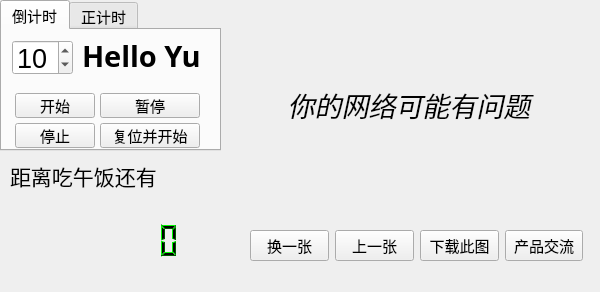
Qt form TimerXdd2/Timer2_2.ui (xdd1997/PythonXdd) before a commit.
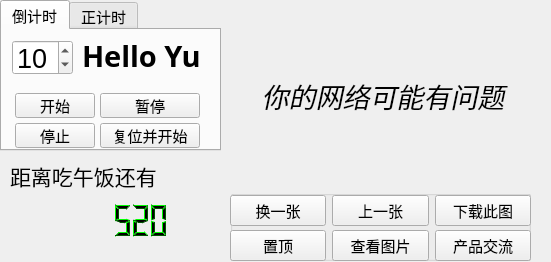
The same form after that commit.

Commit message: 添加置顶，显示照片功能 待开发上一张，激活功能

What changed in the file:
```diff
--- a/TimerXdd2/Timer2_2.ui
+++ b/TimerXdd2/Timer2_2.ui
@@ -6,8 +6,8 @@
    <rect>
     <x>0</x>
     <y>0</y>
-    <width>600</width>
-    <height>292</height>
+    <width>551</width>
+    <height>262</height>
    </rect>
   </property>
   <property name="font">
@@ -227,8 +227,8 @@
   <widget class="QLabel" name="label_img">
    <property name="geometry">
     <rect>
-     <x>229</x>
-     <y>-1</y>
+     <x>203</x>
+     <y>-10</y>
      <width>360</width>
      <height>211</height>
     </rect>
@@ -287,46 +287,6 @@
     <set>Qt::AlignCenter</set>
    </property>
   </widget>
-  <widget class="QWidget" name="horizontalLayoutWidget">
-   <property name="geometry">
-    <rect>
-     <x>250</x>
-     <y>230</y>
-     <width>333</width>
-     <height>31</height>
-    </rect>
-   </property>
-   <layout class="QHBoxLayout" name="horizontalLayout">
-    <item>
-     <widget class="QPushButton" name="pushButton_randompic">
-      <property name="text">
-       <string>换一张</string>
-      </property>
-     </widget>
-    </item>
-    <item>
-     <widget class="QPushButton" name="pushButton_Shang">
-      <property name="text">
-       <string>上一张</string>
-      </property>
-     </widget>
-    </item>
-    <item>
-     <widget class="QPushButton" name="pushButton_downloadpic">
-      <property name="text">
-       <string>下载此图</string>
-      </property>
-     </widget>
-    </item>
-    <item>
-     <widget class="QPushButton" name="pushButton_talk">
-      <property name="text">
-       <string>产品交流</string>
-      </property>
-     </widget>
-    </item>
-   </layout>
-  </widget>
   <widget class="QLabel" name="label_eatTxt">
    <property name="geometry">
     <rect>
@@ -348,8 +308,8 @@
   <widget class="QLCDNumber" name="lcd">
    <property name="geometry">
     <rect>
-     <x>30</x>
-     <y>210</y>
+     <x>20</x>
+     <y>190</y>
      <width>151</width>
      <height>61</height>
     </rect>
@@ -802,6 +762,91 @@
    <property name="digitCount">
     <number>8</number>
    </property>
+   <property name="value" stdset="0">
+    <double>520.000000000000000</double>
+   </property>
+   <property name="intValue" stdset="0">
+    <number>520</number>
+   </property>
+  </widget>
+  <widget class="QGroupBox" name="groupBox">
+   <property name="geometry">
+    <rect>
+     <x>230</x>
+     <y>190</y>
+     <width>301</width>
+     <height>71</height>
+    </rect>
+   </property>
+   <property name="title">
+    <string/>
+   </property>
+   <widget class="QWidget" name="horizontalLayoutWidget">
+    <property name="geometry">
+     <rect>
+      <x>0</x>
+      <y>0</y>
+      <width>301</width>
+      <height>41</height>
+     </rect>
+    </property>
+    <layout class="QHBoxLayout" name="horizontalLayout">
+     <item>
+      <widget class="QPushButton" name="pushButton_randompic">
+       <property name="text">
+        <string>换一张</string>
+       </property>
+      </widget>
+     </item>
+     <item>
+      <widget class="QPushButton" name="pushButton_Shang">
+       <property name="text">
+        <string>上一张</string>
+       </property>
+      </widget>
+     </item>
+     <item>
+      <widget class="QPushButton" name="pushButton_downloadpic">
+       <property name="text">
+        <string>下载此图</string>
+       </property>
+      </widget>
+     </item>
+    </layout>
+   </widget>
+   <widget class="QWidget" name="horizontalLayoutWidget_2">
+    <property name="geometry">
+     <rect>
+      <x>0</x>
+      <y>40</y>
+      <width>301</width>
+      <height>31</height>
+     </rect>
+    </property>
+    <layout class="QHBoxLayout" name="horizontalLayout_2">
+     <item>
+      <widget class="QPushButton" name="pushButton_ZhiDing">
+       <property name="text">
+        <string>置顶</string>
+       </property>
+      </widget>
+     </item>
+     <item>
+      <widget class="QPushButton" name="pushButton_showpic">
+       <property name="text">
+        <string>查看图片</string>
+       </property>
+      </widget>
+     </item>
+     <item>
+      <widget class="QPushButton" name="pushButton_talk">
+       <property name="text">
+        <string>产品交流</string>
+       </property>
+      </widget>
+     </item>
+    </layout>
+   </widget>
   </widget>
  </widget>
  <resources/>
```
The commit also changes 12 other files.
